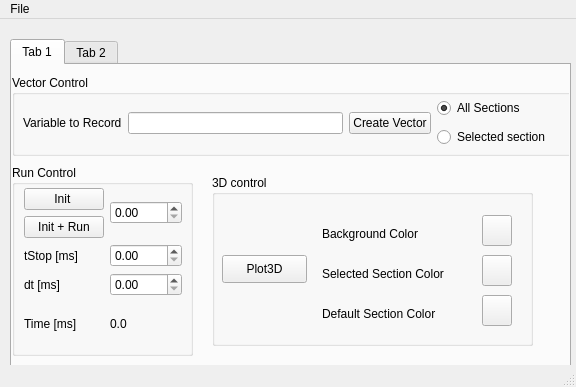
Old version of the form neuronvisio/neuronvisio.ui in the repository mattions/neuronvisio.
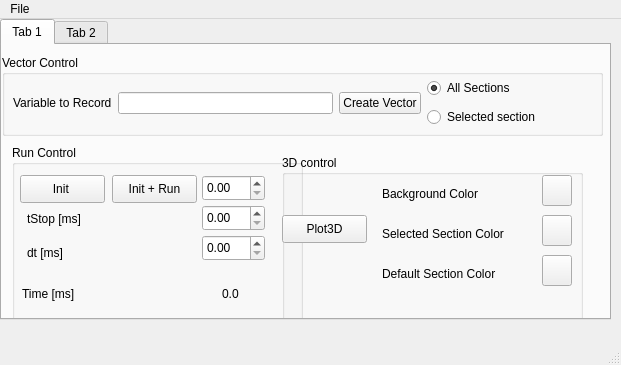
New version of the form. The open tabs and pages were chosen to show the change. Custom widgets are drawn as their Qt base class.

Commit message: Inserted the pylab test button, using matplotlib as interactive

The edit to the form file:
```diff
--- a/neuronvisio/neuronvisio.ui
+++ b/neuronvisio/neuronvisio.ui
@@ -6,8 +6,8 @@
    <rect>
     <x>0</x>
     <y>0</y>
-    <width>576</width>
-    <height>387</height>
+    <width>621</width>
+    <height>365</height>
    </rect>
   </property>
   <property name="windowTitle">
@@ -17,10 +17,10 @@
    <widget class="QTabWidget" name="tabWidget">
     <property name="geometry">
      <rect>
-      <x>10</x>
-      <y>20</y>
-      <width>561</width>
-      <height>331</height>
+      <x>0</x>
+      <y>0</y>
+      <width>611</width>
+      <height>301</height>
      </rect>
     </property>
     <property name="currentIndex">
@@ -33,93 +33,133 @@
      <widget class="QGroupBox" name="groupBox">
       <property name="geometry">
        <rect>
-        <x>0</x>
+        <x>10</x>
         <y>100</y>
-        <width>181</width>
+        <width>291</width>
         <height>191</height>
        </rect>
       </property>
       <property name="title">
        <string>Run Control</string>
       </property>
-      <widget class="QWidget" name="">
+      <widget class="QLabel" name="label_5">
        <property name="geometry">
         <rect>
-         <x>12</x>
-         <y>23</y>
-         <width>158</width>
-         <height>158</height>
+         <x>15</x>
+         <y>65</y>
+         <width>68</width>
+         <height>18</height>
         </rect>
        </property>
-       <layout class="QGridLayout" name="gridLayout">
-        <item row="0" column="0">
-         <layout class="QVBoxLayout" name="verticalLayout_2">
-          <item>
-           <widget class="QPushButton" name="pushButton">
-            <property name="text">
-             <string>Init </string>
-            </property>
-           </widget>
-          </item>
-          <item>
-           <widget class="QPushButton" name="pushButton_2">
-            <property name="text">
-             <string>Init + Run</string>
-            </property>
-           </widget>
-          </item>
-         </layout>
-        </item>
-        <item row="0" column="1">
-         <widget class="QDoubleSpinBox" name="doubleSpinBox">
-          <property name="toolTip">
-           <string>Initial Voltage [mV]</string>
-          </property>
-         </widget>
-        </item>
-        <item row="1" column="0">
-         <widget class="QLabel" name="label_5">
-          <property name="text">
-           <string>tStop [ms]</string>
-          </property>
-         </widget>
-        </item>
-        <item row="1" column="1">
-         <widget class="QDoubleSpinBox" name="doubleSpinBox_2"/>
-        </item>
-        <item row="2" column="0">
-         <widget class="QLabel" name="label_6">
-          <property name="text">
-           <string>dt [ms]</string>
-          </property>
-         </widget>
-        </item>
-        <item row="2" column="1">
-         <widget class="QDoubleSpinBox" name="doubleSpinBox_3"/>
-        </item>
-        <item row="3" column="0">
-         <widget class="QLabel" name="label_7">
-          <property name="text">
-           <string>Time [ms]</string>
-          </property>
-         </widget>
-        </item>
-        <item row="3" column="1">
-         <widget class="QLabel" name="label_8">
-          <property name="text">
-           <string>0.0</string>
-          </property>
-         </widget>
-        </item>
-       </layout>
+       <property name="text">
+        <string>tStop [ms]</string>
+       </property>
+      </widget>
+      <widget class="QLabel" name="label_6">
+       <property name="geometry">
+        <rect>
+         <x>15</x>
+         <y>99</y>
+         <width>47</width>
+         <height>18</height>
+        </rect>
+       </property>
+       <property name="text">
+        <string>dt [ms]</string>
+       </property>
+      </widget>
+      <widget class="QLabel" name="label_7">
+       <property name="geometry">
+        <rect>
+         <x>10</x>
+         <y>140</y>
+         <width>67</width>
+         <height>18</height>
+        </rect>
+       </property>
+       <property name="text">
+        <string>Time [ms]</string>
+       </property>
+      </widget>
+      <widget class="QDoubleSpinBox" name="doubleSpinBox_3">
+       <property name="geometry">
+        <rect>
+         <x>190</x>
+         <y>90</y>
+         <width>63</width>
+         <height>26</height>
+        </rect>
+       </property>
+      </widget>
+      <widget class="QDoubleSpinBox" name="doubleSpinBox_2">
+       <property name="geometry">
+        <rect>
+         <x>190</x>
+         <y>60</y>
+         <width>63</width>
+         <height>26</height>
+        </rect>
+       </property>
+      </widget>
+      <widget class="QLabel" name="label_8">
+       <property name="geometry">
+        <rect>
+         <x>210</x>
+         <y>140</y>
+         <width>20</width>
+         <height>18</height>
+        </rect>
+       </property>
+       <property name="text">
+        <string>0.0</string>
+       </property>
+      </widget>
+      <widget class="QPushButton" name="pushButton">
+       <property name="geometry">
+        <rect>
+         <x>8</x>
+         <y>30</y>
+         <width>85</width>
+         <height>28</height>
+        </rect>
+       </property>
+       <property name="text">
+        <string>Init </string>
+       </property>
+      </widget>
+      <widget class="QPushButton" name="pushButton_2">
+       <property name="geometry">
+        <rect>
+         <x>100</x>
+         <y>30</y>
+         <width>85</width>
+         <height>28</height>
+        </rect>
+       </property>
+       <property name="text">
+        <string>Init + Run</string>
+       </property>
+      </widget>
+      <widget class="QDoubleSpinBox" name="doubleSpinBox">
+       <property name="geometry">
+        <rect>
+         <x>190</x>
+         <y>30</y>
+         <width>63</width>
+         <height>26</height>
+        </rect>
+       </property>
+       <property name="toolTip">
+        <string>Initial Voltage [mV]</string>
+       </property>
       </widget>
      </widget>
      <widget class="QGroupBox" name="groupBox_2">
       <property name="geometry">
        <rect>
-        <x>200</x>
+        <x>280</x>
         <y>110</y>
-        <width>321</width>
+        <width>301</width>
         <height>171</height>
        </rect>
       </property>
@@ -129,8 +169,8 @@
       <widget class="QPushButton" name="Plot3D">
        <property name="geometry">
         <rect>
-         <x>10</x>
-         <y>80</y>
+         <x>0</x>
+         <y>60</y>
          <width>85</width>
          <height>28</height>
         </rect>
@@ -142,8 +182,8 @@
       <widget class="ColorButton" name="colorButton_2">
        <property name="geometry">
         <rect>
-         <x>270</x>
-         <y>80</y>
+         <x>260</x>
+         <y>60</y>
          <width>30</width>
          <height>31</height>
         </rect>
@@ -152,8 +192,8 @@
       <widget class="ColorButton" name="colorButton_3">
        <property name="geometry">
         <rect>
-         <x>270</x>
-         <y>120</y>
+         <x>260</x>
+         <y>100</y>
          <width>30</width>
          <height>31</height>
         </rect>
@@ -162,8 +202,8 @@
       <widget class="QLabel" name="label_3">
        <property name="geometry">
         <rect>
-         <x>110</x>
-         <y>90</y>
+         <x>100</x>
+         <y>70</y>
          <width>146</width>
          <height>18</height>
         </rect>
@@ -175,8 +215,8 @@
       <widget class="QLabel" name="label_4">
        <property name="geometry">
         <rect>
-         <x>110</x>
-         <y>130</y>
+         <x>100</x>
+         <y>110</y>
          <width>138</width>
          <height>18</height>
         </rect>
@@ -188,8 +228,8 @@
       <widget class="ColorButton" name="colorButton">
        <property name="geometry">
         <rect>
-         <x>270</x>
-         <y>40</y>
+         <x>260</x>
+         <y>20</y>
          <width>30</width>
          <height>31</height>
         </rect>
@@ -198,8 +238,8 @@
       <widget class="QLabel" name="label_2">
        <property name="geometry">
         <rect>
-         <x>110</x>
-         <y>50</y>
+         <x>100</x>
+         <y>30</y>
          <width>115</width>
          <height>18</height>
         </rect>
@@ -221,7 +261,7 @@
       <property name="title">
        <string>Vector Control</string>
       </property>
-      <widget class="QWidget" name="">
+      <widget class="QWidget" name="layoutWidget">
        <property name="geometry">
         <rect>
          <x>11</x>
@@ -286,7 +326,7 @@
     <rect>
      <x>0</x>
      <y>0</y>
-     <width>576</width>
+     <width>621</width>
      <height>25</height>
     </rect>
    </property>
```
Left out of the diff: 15 changed lines with no effect on the pictures. The commit also changes 1 other file.
